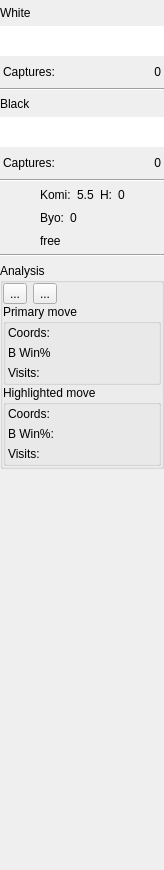
First picture: the form in src/normaltools_gui.ui, repository bernds/q5Go, before the edit.
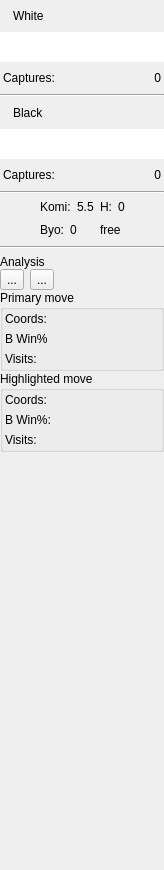
Second picture: the form after the edit. Icons and pictures are not drawn. Custom widgets are drawn as their Qt base class.

The edit to the form file:
```diff
--- a/src/normaltools_gui.ui
+++ b/src/normaltools_gui.ui
@@ -36,11 +36,38 @@
     <number>0</number>
    </property>
    <item>
-    <widget class="QLabel" name="whiteLabel">
-     <property name="text">
-      <string>White</string>
-     </property>
-    </widget>
+    <layout class="QHBoxLayout" name="horizontalLayout_4">
+     <item>
+      <widget class="QLabel" name="label_2">
+       <property name="text">
+        <string/>
+       </property>
+       <property name="pixmap">
+        <pixmap resource="q4go.qrc">:/images/stone_w16.png</pixmap>
+       </property>
+      </widget>
+     </item>
+     <item>
+      <widget class="QLabel" name="whiteLabel">
+       <property name="text">
+        <string>White</string>
+       </property>
+      </widget>
+     </item>
+     <item>
+      <spacer name="horizontalSpacer_2">
+       <property name="orientation">
+        <enum>Qt::Horizontal</enum>
+       </property>
+       <property name="sizeHint" stdset="0">
+        <size>
+         <width>40</width>
+         <height>20</height>
+        </size>
+       </property>
+      </spacer>
+     </item>
+    </layout>
    </item>
    <item>
     <widget class="ClockView" name="wtimeView">
@@ -123,11 +150,38 @@
     </widget>
    </item>
    <item>
-    <widget class="QLabel" name="blackLabel">
-     <property name="text">
-      <string>Black</string>
-     </property>
-    </widget>
+    <layout class="QHBoxLayout" name="horizontalLayout_5">
+     <item>
+      <widget class="QLabel" name="label_4">
+       <property name="text">
+        <string/>
+       </property>
+       <property name="pixmap">
+        <pixmap resource="q4go.qrc">:/images/stone_b16.png</pixmap>
+       </property>
+      </widget>
+     </item>
+     <item>
+      <widget class="QLabel" name="blackLabel">
+       <property name="text">
+        <string>Black</string>
+       </property>
+      </widget>
+     </item>
+     <item>
+      <spacer name="horizontalSpacer_3">
+       <property name="orientation">
+        <enum>Qt::Horizontal</enum>
+       </property>
+       <property name="sizeHint" stdset="0">
+        <size>
+         <width>40</width>
+         <height>20</height>
+        </size>
+       </property>
+      </spacer>
+     </item>
+    </layout>
    </item>
    <item>
     <widget class="ClockView" name="btimeView">
@@ -249,27 +303,6 @@
        </item>
       </layout>
      </item>
-     <item row="2" column="1">
-      <widget class="QLabel" name="TextLabel_free">
-       <property name="toolTip">
-        <string>free/rated game</string>
-       </property>
-       <property name="whatsThis">
-        <string>free game:
-
-use &quot;free&quot; command to make game rated or unrated (free)</string>
-       </property>
-       <property name="text">
-        <string>free</string>
-       </property>
-       <property name="alignment">
-        <set>Qt::AlignLeading|Qt::AlignLeft|Qt::AlignVCenter</set>
-       </property>
-       <property name="wordWrap">
-        <bool>false</bool>
-       </property>
-      </widget>
-     </item>
      <item row="0" column="1">
       <layout class="QHBoxLayout">
        <item>
@@ -376,6 +409,27 @@
        </property>
       </spacer>
      </item>
+     <item row="1" column="2">
+      <widget class="QLabel" name="TextLabel_free">
+       <property name="toolTip">
+        <string>free/rated game</string>
+       </property>
+       <property name="whatsThis">
+        <string>free game:
+
+use &quot;free&quot; command to make game rated or unrated (free)</string>
+       </property>
+       <property name="text">
+        <string>free</string>
+       </property>
+       <property name="alignment">
+        <set>Qt::AlignLeading|Qt::AlignLeft|Qt::AlignVCenter</set>
+       </property>
+       <property name="wordWrap">
+        <bool>false</bool>
+       </property>
+      </widget>
+     </item>
     </layout>
    </item>
    <item>
@@ -386,10 +440,7 @@
     </widget>
    </item>
    <item>
-    <widget class="QGroupBox" name="anGroup">
-     <property name="title">
-      <string>Analysis</string>
-     </property>
+    <widget class="QFrame" name="anGroup">
      <layout class="QVBoxLayout" name="verticalLayout">
       <property name="spacing">
        <number>0</number>
@@ -406,6 +457,13 @@
       <property name="bottomMargin">
        <number>0</number>
       </property>
+      <item>
+       <widget class="QLabel" name="label_5">
+        <property name="text">
+         <string>Analysis</string>
+        </property>
+       </widget>
+      </item>
       <item>
        <layout class="QHBoxLayout" name="horizontalLayout">
         <property name="topMargin">
```
